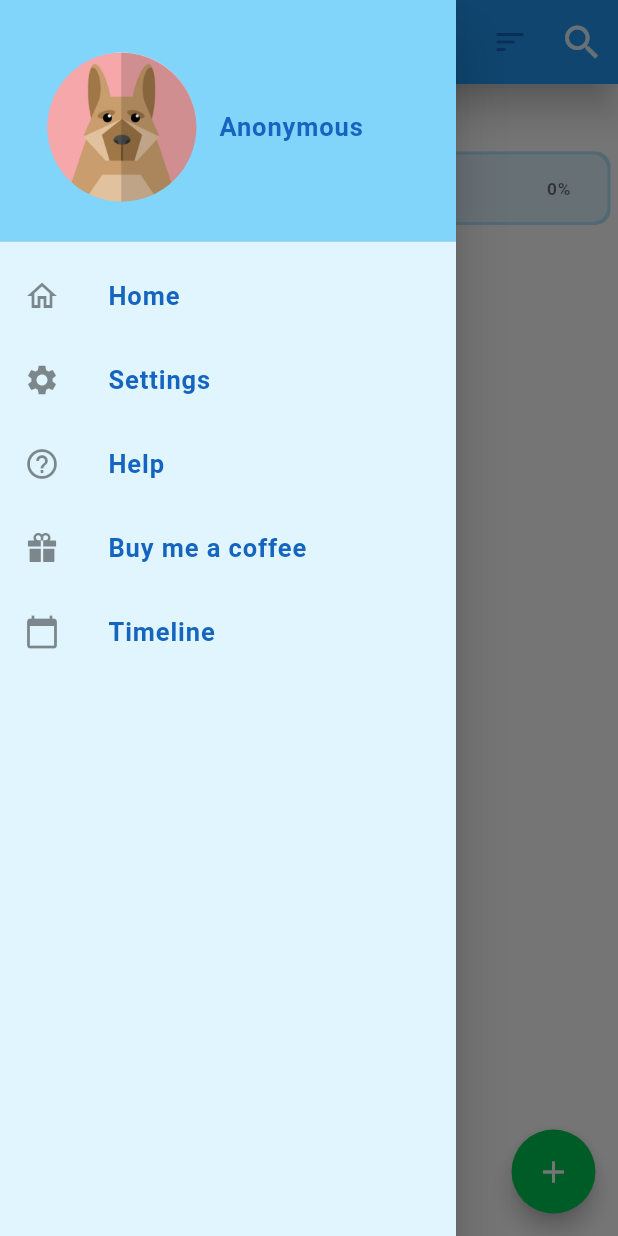
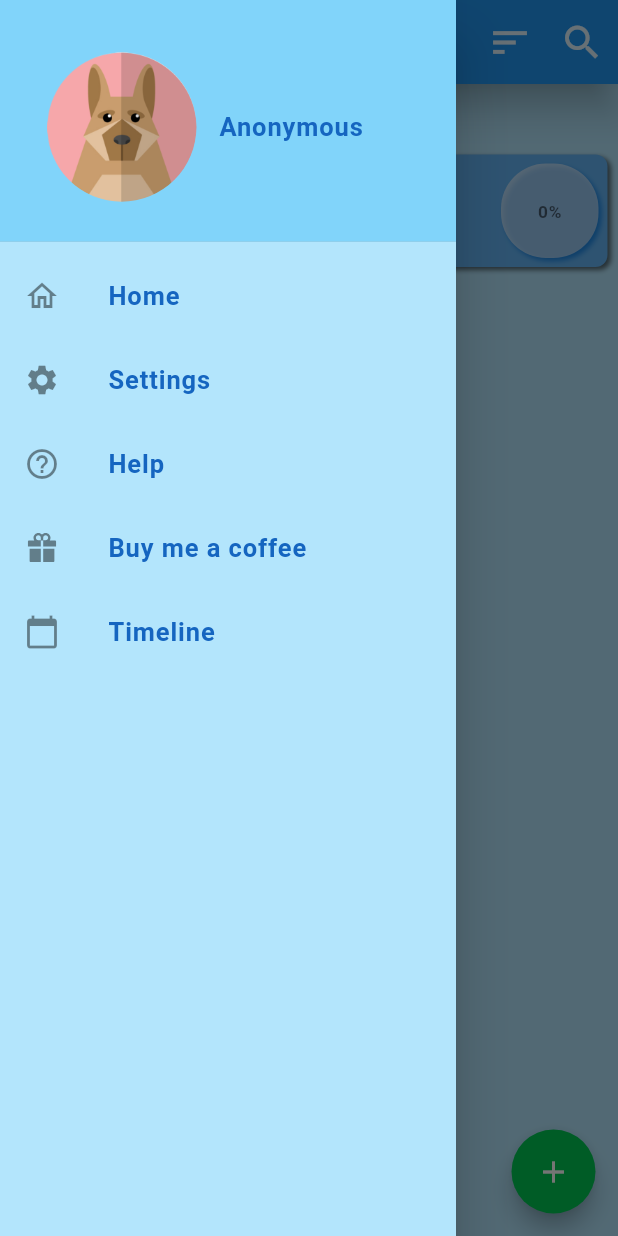
Before and after one commit to AndreaAlbertoMarchesi/checklify, a Flutter app: the HomeScreen screen opened directly, with the side drawer open, on a phone screen of 412 x 824 dp. Run offline on Flutter 3.47's test engine with Material 2 defaults, Android fonts, the phone set to English and light mode, and no system bars; drawn by our look-alikes of percent_indicator; our stand-ins replace date_time_picker, flutter_icons, image_picker, intro_slider, shared_preferences, swipe_to and 2 more; missing offline and left inert: cell_calendar, device_calendar, flutter_material_color_picker; accounts and stored records are empty; generated files the repository leaves out were written again.

Commit message:
Various Color and UI tries, like elimination border and highlight percentage

```diff
--- a/lib/screens/home/Home.dart
+++ b/lib/screens/home/Home.dart
@@ -7,13 +7,10 @@ import 'package:checklist_app/screens/home/widgets/tasksList/TasksList.dart';
 import 'package:checklist_app/screens/intro/IntroApp.dart';
 import 'package:checklist_app/states/AppState.dart';
 import 'package:checklist_app/states/Settings.dart';
-import 'package:device_calendar/device_calendar.dart';
 import 'package:flutter/cupertino.dart';
 import 'package:flutter/material.dart';
 import 'package:flutter/services.dart';
-import 'package:flutter_icons/flutter_icons.dart';
 import 'package:provider/provider.dart';
-import 'package:checklist_app/utils/CalendarLoader.dart';
 
 class Home extends StatelessWidget {
   @override
@@ -88,12 +85,19 @@ class HomeScreen extends StatelessWidget {
                           order,
                           style: TextStyle(
                             fontSize: settings.getFontSizeChildren(),
+                            letterSpacing: 0.5,
+                            fontWeight: FontWeight.bold,
+                            color: settings.getFont(),
                           ),
                         ),
                       );
                     }).toList();
                   },
-                  icon: Icon(Icons.sort),
+                  icon: Icon(
+                      Icons.sort,
+                    color: settings.getAppBarIcon(),
+                    size: 30,
+                  ),
                   tooltip: "Order By",
                   onSelected: (order) {
                     appState.setTaskOrder(order);
--- a/lib/screens/home/widgets/ParentTaskItem.dart
+++ b/lib/screens/home/widgets/ParentTaskItem.dart
@@ -1,3 +1,5 @@
+import 'package:checklist_app/screens/home/widgets/tasksList/widgets/widgets/CountdownText.dart';
+import 'package:checklist_app/screens/home/widgets/tasksList/widgets/widgets/DeadlineText.dart';
 import 'package:checklist_app/sharedWidgets/PercentageCircle.dart';
 import 'package:checklist_app/states/AppState.dart';
 import 'package:checklist_app/states/Settings.dart';
@@ -15,13 +17,32 @@ class ParentTaskItem extends StatelessWidget {
       padding: EdgeInsets.all(7),
       child: Container(
         decoration: BoxDecoration(
-          borderRadius: BorderRadius.circular(10),
-          color: settings.getColor(),
+          borderRadius: BorderRadius.circular(8.0),
+          color: appState.task.colorValue != null
+              ? Color(appState.task.colorValue)
+              : settings.getColor(),
           boxShadow: [
-            BoxShadow(color: settings.getBorder(), spreadRadius: 2),
+            BoxShadow(color: appState.task.colorValue != null
+                ? settings.getHighlightedColor(appState.task.colorValue)
+                : settings.getFontTiles(),
+              blurRadius: 2.0,
+              spreadRadius: 0.0,
+              offset: Offset(2.0, 2.0),
+            ),
           ],
         ),
-        child: Row(
+        child: Column(
+          mainAxisSize: MainAxisSize.min,
+          children: [
+            Row(
+              children: [
+                if (appState.task.dateTime != null) DeadlineText(appState.task.dateTime),
+                Expanded(child: Container()),
+                if (appState.task.dateTime != null) CountdownText(appState.task.dateTime),
+              ],
+            ),
+
+            Row(
               children: [
                 Padding(
                   padding: EdgeInsets.fromLTRB(10, 0, 0, 0),
@@ -31,20 +52,37 @@ class ParentTaskItem extends StatelessWidget {
                       fontSize: settings.getFontSizeParent(),
                       letterSpacing: 0.5,
                       fontWeight: FontWeight.bold,
-                  color: settings.getFont(),
+                      color: settings.getFontTiles(),
                     ),
                   ),
                 ),
                 Expanded(child: Container()),
                 Padding(
-              padding: EdgeInsets.fromLTRB(0, 0, 10, 0),
+                  padding: EdgeInsets.fromLTRB(0, 6, 6, 6),
+                  child: Container(
+                    decoration: BoxDecoration(
+                      color: Colors.white54,
+                      borderRadius: BorderRadius.circular(30),
+                      boxShadow: [
+                        BoxShadow(
+                          color: appState.task.colorValue != null
+                              ? settings.getHighlightedColor(appState.task.colorValue)
+                              : settings.getShadowParent(),
+                          blurRadius: 2.0,
+                          spreadRadius: 0.0,
+                          offset: Offset(2.0, 2.0),
+                        ),
+                      ],
+                    ),
+                    child: Padding(
+                      padding: EdgeInsets.fromLTRB(10, 9, 10, 9),
                       child: CircularPercentIndicator(
                         radius: settings.getPercentageSizeParent(),
                         lineWidth: 8.0,
                         percent: appState.task.percentage.toDouble(),
                         animation: true,
                         animateFromLastPercent: true,
-                backgroundColor: settings.getColor(),
+                        backgroundColor: Colors.transparent,
                         circularStrokeCap: CircularStrokeCap.round,
                         center: PercentageCircle(appState.task.percentage),
                         linearGradient: LinearGradient(colors: [
@@ -53,6 +91,10 @@ class ParentTaskItem extends StatelessWidget {
                         ]),
                       ),
                     ),
+                  ),
+                ),
+              ],
+            ),
           ],
         ),
       ),
--- a/lib/screens/home/widgets/Search.dart
+++ b/lib/screens/home/widgets/Search.dart
@@ -47,7 +47,7 @@ class Search extends SearchDelegate {
             fontSize: settings.getFontSizeChildren(),
             letterSpacing: 0.6,
             fontWeight: FontWeight.bold,
-            color: settings.getFont(),
+            color: settings.getAppBarIcon(),
           ),
         ),
       ),
--- a/lib/screens/home/widgets/tasksList/widgets/widgets/CountdownText.dart
+++ b/lib/screens/home/widgets/tasksList/widgets/widgets/CountdownText.dart
@@ -20,14 +20,14 @@ class CountdownText extends StatelessWidget {
           borderRadius: BorderRadius.circular(5),
           color: countdown.inDays > 2
               ? Colors.lightGreen
-              : countdown.inDays <= 1
+              : countdown.inDays < 1
               ? Colors.redAccent
               : Colors.orangeAccent,
         ),
         child: Padding(
           padding: const EdgeInsets.all(2.0),
           child: Text(
-            countdown.inDays > 1
+            countdown.inDays >= 1
                 ? "Days left: " + countdown.inDays.toString()
                 : "Hours left: " + countdown.inHours.toString(),
             style: TextStyle(
--- a/lib/screens/modifyTask/ModifyTask.dart
+++ b/lib/screens/modifyTask/ModifyTask.dart
@@ -81,7 +81,7 @@ class _ModifyTaskState extends State<ModifyTask> {
             fontSize: settings.getFontSizeChildren(),
             letterSpacing: 0.6,
             fontWeight: FontWeight.bold,
-            color: settings.getFont(),
+            color: settings.getAppBarIcon(),
           ),
         ),
       ),
--- a/lib/screens/modifyTask/widgets/inputs/DeadlineInput.dart
+++ b/lib/screens/modifyTask/widgets/inputs/DeadlineInput.dart
@@ -18,9 +18,9 @@ class DeadlineInput extends StatelessWidget {
       timeLabelText: "Hour",
       selectableDayPredicate: (date) {
         // Disable weekend days to select from the calendar
-        if (date.weekday == 6 || date.weekday == 7) {
+        /*if (date.weekday == 6 || date.weekday == 7) {
           return false;
-        }
+        }*/
 
         return true;
       },
--- a/lib/screens/modifyTask/widgets/inputs/TitleInput.dart
+++ b/lib/screens/modifyTask/widgets/inputs/TitleInput.dart
@@ -29,6 +29,7 @@ class TitleInput extends StatelessWidget {
         focusedBorder: OutlineInputBorder(
           borderSide: BorderSide(color: settings.getBorder(), width: 2.0),
         ),
+
       ),
       validator: (val) => (val.isEmpty | (val.length > 15))
           ? 'Enter a valid name ( not too long )'
--- a/lib/states/Settings.dart
+++ b/lib/states/Settings.dart
@@ -93,6 +93,8 @@ class Settings with ChangeNotifier {
 
   Color getBorder() => _Styles.getBorder(darkTheme);
 
+  Color getShadowParent() => _Styles.getShadowParent(darkTheme);
+
   Color getSideMenu() => _Styles.getSideMenu(darkTheme);
 
   Color getAppBarIcon() => _Styles.getAppBarIcon(darkTheme);
--- a/lib/states/Styles.dart
+++ b/lib/states/Styles.dart
@@ -39,9 +39,9 @@ class _Styles {
 
   static Color getColor(bool isDarkTheme){
     if(isDarkTheme){
-      return Colors.grey[800];
+      return Colors.blueGrey[800];
     }else{
-      return Colors.lightBlue[50];
+      return Colors.blue[300];
     }
   }
 
@@ -79,11 +79,20 @@ class _Styles {
       return Colors.black54;
     }
   }
+
+  static Color getShadowParent(bool isDarkTheme){
+    if(isDarkTheme){
+      return Colors.grey[900];
+    }else{
+      return Colors.blue[600];
+    }
+  }
+
   static Color getBorder(bool isDarkTheme){
     if(isDarkTheme){
       return Colors.black12;
     }else{
-      return Colors.lightBlue[100];
+      return Colors.lightBlue[300];
     }
   }
   static Color getSideMenu(bool isDarkTheme){
@@ -240,8 +249,8 @@ class _Styles {
   static ThemeData themeData(bool isDarkTheme, BuildContext context) {
     return ThemeData(
       primarySwatch: Colors.blue,
-      scaffoldBackgroundColor: isDarkTheme? Color(0xff121212) : Colors.white,
-      canvasColor: isDarkTheme ? Color(0xff121212) : Colors.lightBlue[50] ,
+      scaffoldBackgroundColor: isDarkTheme? Color(0xff121212) : Colors.lightBlue[100],
+      canvasColor: isDarkTheme ? Color(0xff121212) : Colors.lightBlue[100] ,
 
       textTheme: TextTheme().apply(
         bodyColor: isDarkTheme ? Colors.black : Colors.black,
@@ -257,7 +266,7 @@ class _Styles {
 
 
       disabledColor: Colors.grey,
-      cardColor: isDarkTheme ? Color(0xFF151515) : Colors.white,
+      cardColor: isDarkTheme ? Color(0xFF151515) : Colors.lightBlue[100],
       unselectedWidgetColor: isDarkTheme ? Colors.black54 : Colors.black54 ,
 
       floatingActionButtonTheme: FloatingActionButtonThemeData(foregroundColor: Colors.white,),
```
Also changed, not shown: lib/screens/home/widgets/tasksList/widgets/TaskItem.dart (+6 -9 lines), lib/screens/home/widgets/tasksList/widgets/widgets/CheckboxRow.dart (+13 -2 lines), lib/screens/home/widgets/tasksList/widgets/widgets/DailyPercentageText.dart (+5 -2 lines), lib/screens/home/widgets/tasksList/widgets/widgets/PercentageRow.dart (+10 -2 lines). Lines whose indentation alone changed are shown as unchanged.
